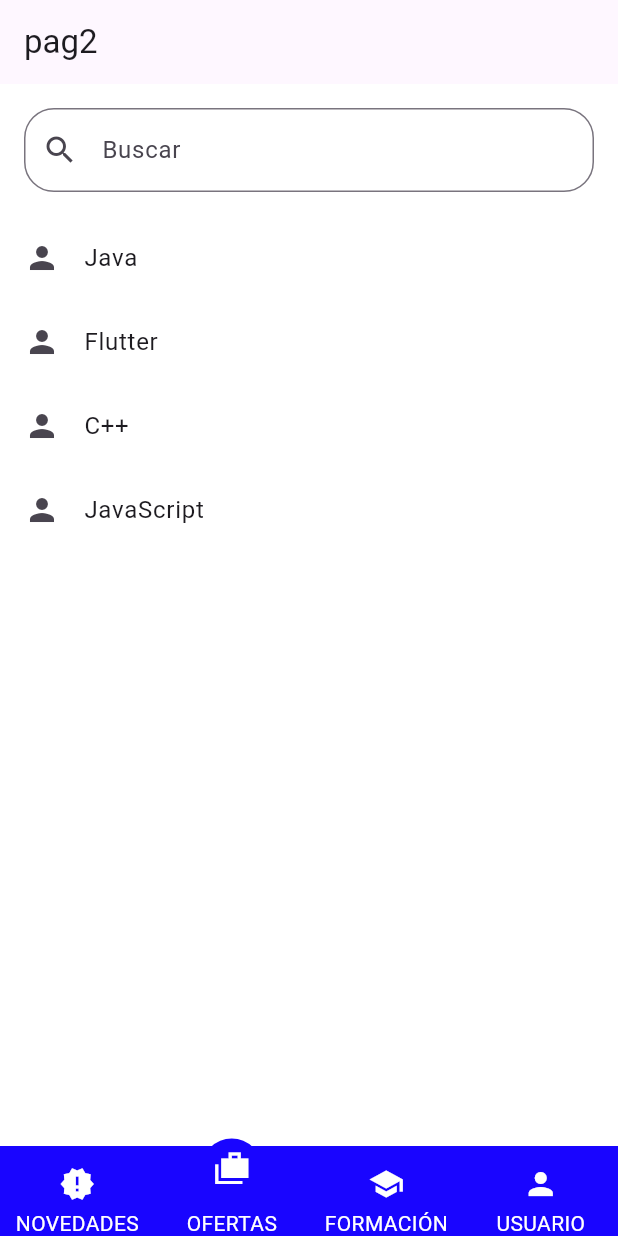
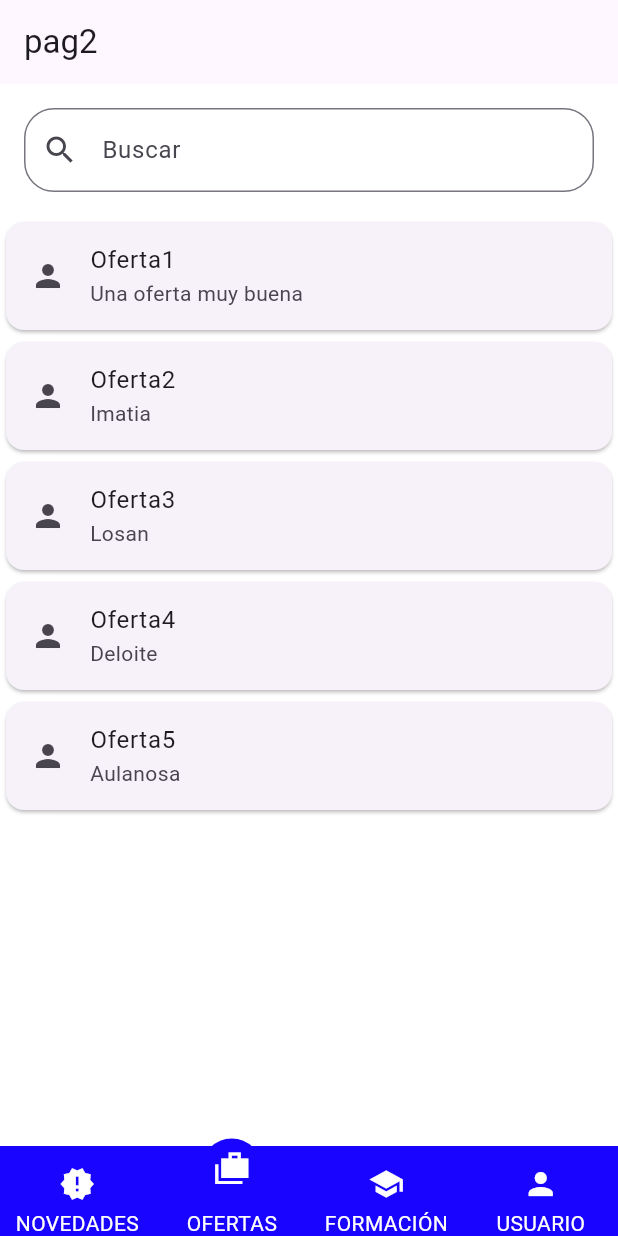
Before and after one commit to angelRz97/PracticaFDC-Movil, a Flutter app: the screen it shows after launch, item 2 of the bottom bar chosen, on a phone screen of 412 x 824 dp. Run offline on Flutter 3.47's test engine with Material 3 defaults, Android fonts, the phone set to English and light mode, and no system bars; drawn by our look-alikes of curved_labeled_navigation_bar.

Commit message:
modficacion2

```diff
--- /dev/null
+++ b/proyecto_base/proj/lib/intereses/ofertas.dart
@@ -0,0 +1,19 @@
+
+class OfertasDTO {
+  final int id;
+  final String titulo;
+  final String descripcion;
+  final String requisitos;
+  final int vacantes;
+  final String imagen;
+
+
+  const OfertasDTO({
+    required this.id, required this.titulo, required this.descripcion, required this.requisitos, required this.vacantes, required this.imagen});
+}
+
+const ofertas = [OfertasDTO(id: 0, titulo: "Oferta1", descripcion: "Una oferta muy buena", requisitos: "que?", vacantes: 0, imagen: ""),
+OfertasDTO(id: 0, titulo: "Oferta2", descripcion: "Imatia\nUna oferta muy buena", requisitos: "que?", vacantes: 0, imagen: ""),
+OfertasDTO(id: 0, titulo: "Oferta3", descripcion: "Losan\nUna oferta muy buena", requisitos: "que?", vacantes: 0, imagen: ""),
+OfertasDTO(id: 0, titulo: "Oferta4", descripcion: "Deloite\nUna oferta muy buena", requisitos: "que?", vacantes: 0, imagen: ""),
+OfertasDTO(id: 0, titulo: "Oferta5", descripcion: "Aulanosa\nUna oferta muy buena", requisitos: "que?", vacantes: 0, imagen: ""),];
```
Also changed, not shown: proyecto_base/proj/lib/ofertas.dart (+95 -6 lines).
